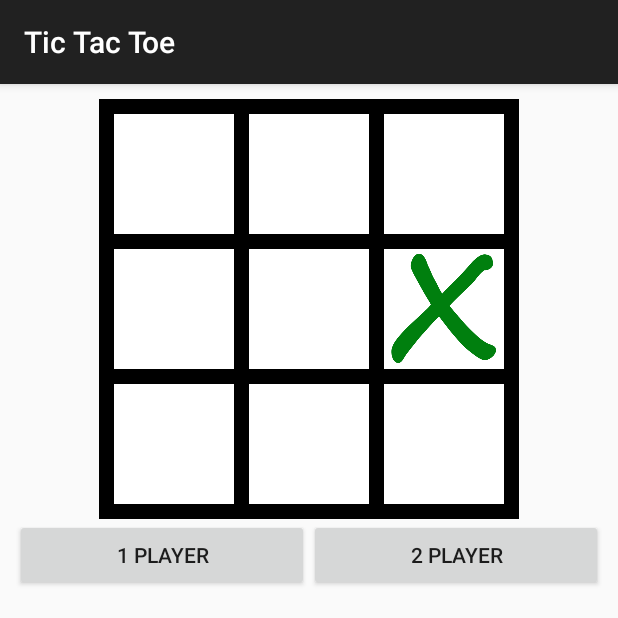
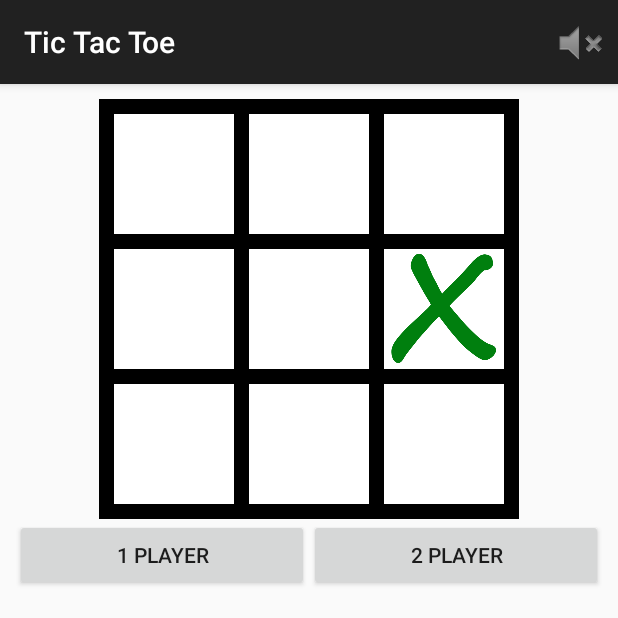
Before and after one commit to dev-fan/tictactoe, an Android app: the screen it shows after launch (MainActivity), after a tap on an icon or button, on a phone screen of 412 x 824 dp, the top half of it. Run offline under Robolectric (Android 15) with nearby library versions, the phone set to English and light mode, and no system bars.

Commit message:
Add menu

```diff
--- a/app/src/main/java/org/itstep/falaleev/tictactoe/Game.java
+++ b/app/src/main/java/org/itstep/falaleev/tictactoe/Game.java
@@ -27,6 +27,7 @@ public class Game {
     private int counter = 0;
     private boolean finish = false;
     private boolean isWithComp = false;
+    private boolean isSoundOn = false;
     private int[] field = new int[9];
     private int[][] win = {
             {0, 1, 2},
@@ -142,10 +143,12 @@ public class Game {
     }
 
     public void playSound(int fileId) {
-        MediaPlayer mp = MediaPlayer.create(cnx, fileId);
-        mp.setOnCompletionListener(new SoundCompletion());
-        mp.start();
-        mp.setVolume(0.25f, 0.25f);
+        if (isSoundOn) {
+            MediaPlayer mp = MediaPlayer.create(cnx, fileId);
+            mp.setOnCompletionListener(new SoundCompletion());
+            mp.start();
+            mp.setVolume(0.25f, 0.25f);
+        }
     }
 
     // Getter/Setter
@@ -166,6 +169,14 @@ public class Game {
         return isWithComp;
     }
 
+    public boolean isSoundOn() {
+        return isSoundOn;
+    }
+
+    public void setSoundOn(boolean isSoundOn) {
+        this.isSoundOn = isSoundOn;
+    }
+
     public boolean isFinish() {
         return finish;
     }
--- a/app/src/main/java/org/itstep/falaleev/tictactoe/MainActivity.java
+++ b/app/src/main/java/org/itstep/falaleev/tictactoe/MainActivity.java
@@ -2,6 +2,9 @@ package org.itstep.falaleev.tictactoe;
 
 import android.os.Bundle;
 import android.support.v7.app.AppCompatActivity;
+import android.util.Log;
+import android.view.Menu;
+import android.view.MenuItem;
 import android.widget.Button;
 import android.widget.ImageView;
 import android.widget.TextView;
@@ -14,7 +17,7 @@ import java.util.ArrayList;
 
 public class MainActivity extends AppCompatActivity {
 
-    private final static String LOG_TAG_MAIN = "3T_Main";
+    private final static String LOG_TAG = "3T_Main";
 
     Button btnPlay1;
     Button btnPlay2;
@@ -54,35 +57,44 @@ public class MainActivity extends AppCompatActivity {
 
     // Menu
 
-//    @Override
-//    public boolean onCreateOptionsMenu(Menu menu) {
-//        menu.add(3, 7, 5, "Gps").setIntent(new Intent(this, GpsActivity.class));
-//        // Загрузка меню из файла (Inflate the menu; this adds items to the action bar if it is present.)
-//        getMenuInflater().inflate(R.menu.main, menu);
-//        return super.onCreateOptionsMenu(menu);
-//    }
-//
-//    @Override
-//    public boolean onPrepareOptionsMenu(Menu menu) {
-//        menu.setGroupVisible(1, chbOptMenu.isChecked());
-//        return super.onPrepareOptionsMenu(menu);
-//    }
-//
-//    @Override
-//    public boolean onOptionsItemSelected(MenuItem item) {
-//        int id = item.getItemId();
-//        Intent intent;
-//        switch (id) {
-//            case R.id.miPreference:
-//                startActivity(new Intent(this, PreferenceActivity.class));
-//                break;
-//        }
-//        //noinspection SimplifiableIfStatement
+    @Override
+    public boolean onCreateOptionsMenu(Menu menu) {
+        getMenuInflater().inflate(R.menu.main, menu);
+        MenuItem mnSound = menu.findItem(R.id.menu_sound);
+        mnSound.setCheckable(true);
+        return super.onCreateOptionsMenu(menu);
+    }
+
+    @Override
+    public boolean onPrepareOptionsMenu(Menu menu) {
+        Log.d("MENU", "onPrepareOptionsMenu()");
+        MenuItem mnSound = menu.findItem(R.id.menu_sound);
+        mnSound.setChecked(game.isSoundOn());
+        mnSound.setIcon(game.isSoundOn()
+                ? android.R.drawable.ic_lock_silent_mode_off
+                : android.R.drawable.ic_lock_silent_mode);
+        return super.onPrepareOptionsMenu(menu);
+    }
+
+    @Override
+    public boolean onOptionsItemSelected(MenuItem item) {
+        Log.d("MENU", "onOptionsItemSelected()");
+        int id = item.getItemId();
+        switch (id) {
+            case R.id.menu_sound:
+                game.setSoundOn(!game.isSoundOn());
+                item.setChecked(game.isSoundOn());
+                item.setIcon(game.isSoundOn()
+                        ? android.R.drawable.ic_lock_silent_mode_off
+                        : android.R.drawable.ic_lock_silent_mode);
+                break;
+        }
+        //noinspection SimplifiableIfStatement
 //        if (id == R.id.action_settings) {
 //            startActivity(new Intent(this, SettingsActivity.class));
 //            return true;
 //        }
-//        return super.onOptionsItemSelected(item);
-//    }
+        return super.onOptionsItemSelected(item);
+    }
 
 }
--- a/app/src/main/java/org/itstep/falaleev/tictactoe/handler/ButtonClick.java
+++ b/app/src/main/java/org/itstep/falaleev/tictactoe/handler/ButtonClick.java
@@ -29,4 +29,5 @@ public class ButtonClick implements View.OnClickListener {
         }
         game.reset();
     }
+
 }
--- a/app/src/main/java/org/itstep/falaleev/tictactoe/handler/FieldClick.java
+++ b/app/src/main/java/org/itstep/falaleev/tictactoe/handler/FieldClick.java
@@ -27,4 +27,5 @@ public class FieldClick implements View.OnClickListener {
             }
         }
     }
+
 }
--- /dev/null
+++ b/app/src/main/res/menu/main.xml
@@ -0,0 +1,7 @@
+<menu xmlns:android="http://schemas.android.com/apk/res/android"
+    xmlns:app="http://schemas.android.com/apk/res-auto"
+    xmlns:tools="http://schemas.android.com/tools" tools:context=".MainActivity">
+    <item android:id="@+id/menu_sound"
+        android:title="@string/sound"
+        app:showAsAction="always" />
+</menu>
--- a/app/src/main/res/values/strings.xml
+++ b/app/src/main/res/values/strings.xml
@@ -4,4 +4,5 @@
     <string name="player2">2 Player</string>
     <string name="player_win">Player %s win!</string>
     <string name="draw_game">Draw game!</string>
+    <string name="sound">Sound</string>
 </resources>
```
Also changed, not shown: 1 other file.
